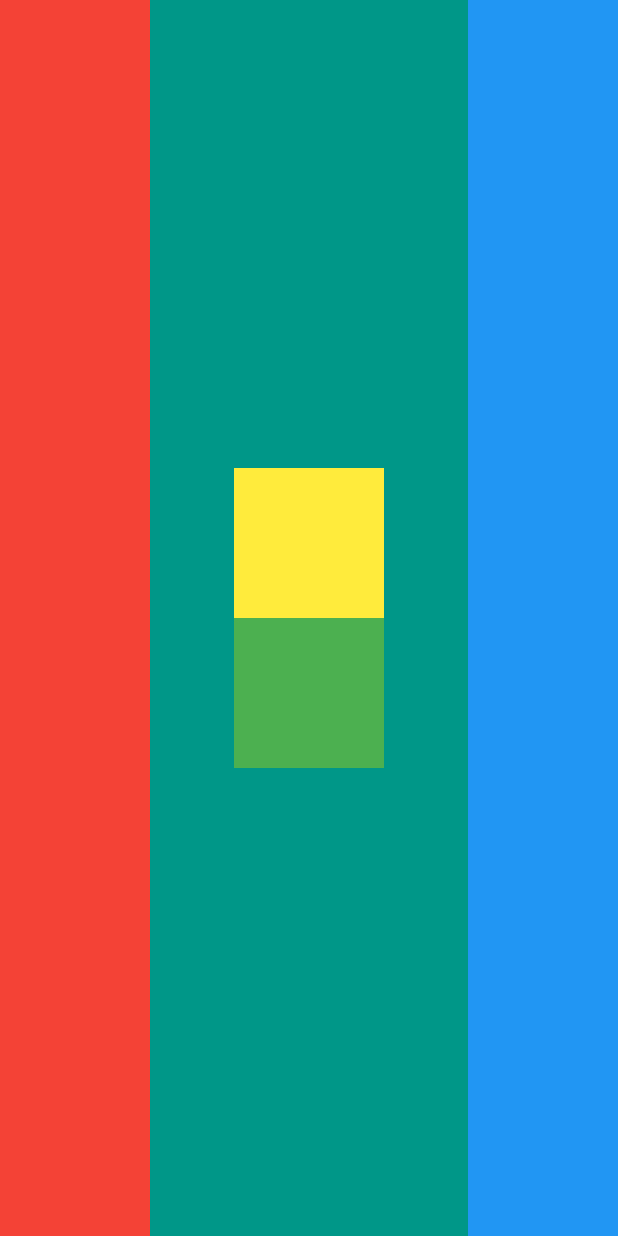
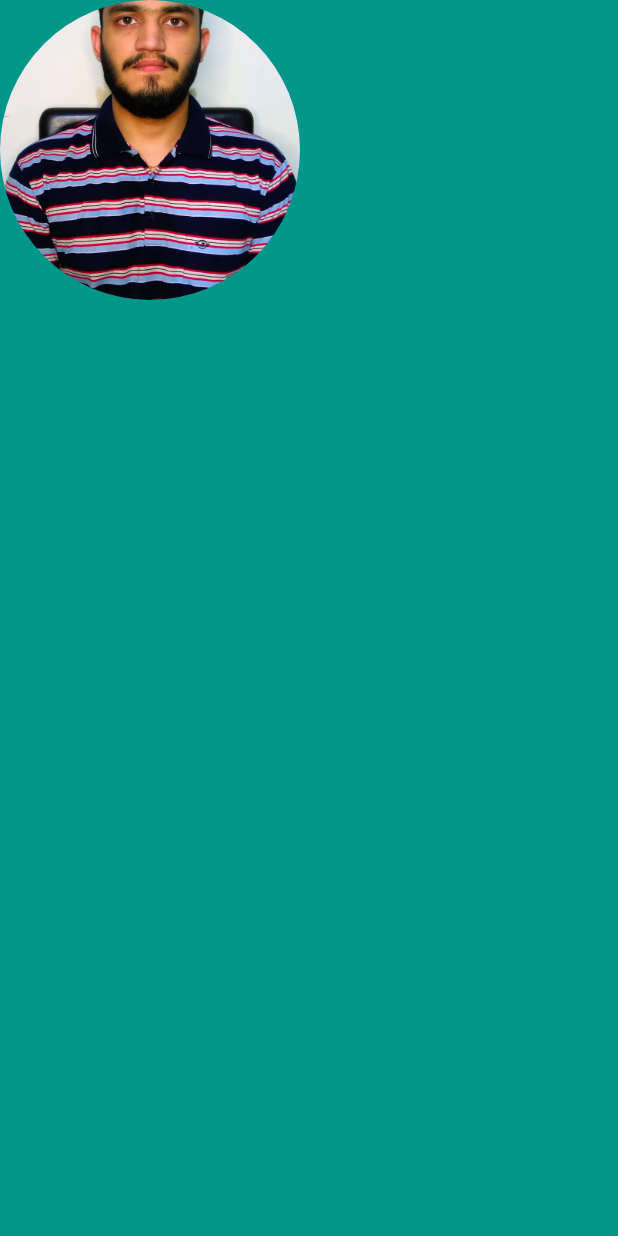
Before and after one commit to muhammad-hamza-shahid/mi_card_flutter_app, a Flutter app: the screen it shows after launch, on a phone screen of 412 x 824 dp. Run offline on Flutter 3.47's test engine with Material 2 defaults, Android fonts, the phone set to English and light mode, and no system bars.

Commit message:
started MI Buisness Card

```diff
--- a/lib/main.dart
+++ b/lib/main.dart
@@ -12,31 +12,11 @@
       home: Scaffold(
         backgroundColor: Colors.teal,
         body: SafeArea(
-          child: Row(
-            mainAxisAlignment: MainAxisAlignment.spaceBetween,
+          child: Column(
             children: <Widget>[
-              Container(
-                width: 100,
-                color: Colors.red,
-              ),
-              Column(
-                mainAxisAlignment: MainAxisAlignment.center,
-                children: <Widget>[
-                  Container(
-                    width: 100,
-                    height: 100,
-                    color: Colors.yellow,
-                  ),
-                  Container(
-                    width: 100,
-                    height: 100,
-                    color: Colors.green,
-                  ),
-                ],
-              ),
-              Container(
-                width: 100,
-                color: Colors.blue,
+              CircleAvatar(
+                radius: 100,
+                backgroundImage: AssetImage('images/upload.jpg'),
               ),
             ],
           ),
--- a/pubspec.yaml
+++ b/pubspec.yaml
@@ -45,9 +45,9 @@
   uses-material-design: true
 
   # To add assets to your application, add an assets section, like this:
-  # assets:
-  #   - images/a_dot_burr.jpeg
-  #   - images/a_dot_ham.jpeg
+  assets:
+   - images/
+
 
   # An image asset can refer to one or more resolution-specific "variants", see
   # https://flutter.dev/assets-and-images/#resolution-aware.
```
Also changed, not shown: images/upload.jpg (added).
